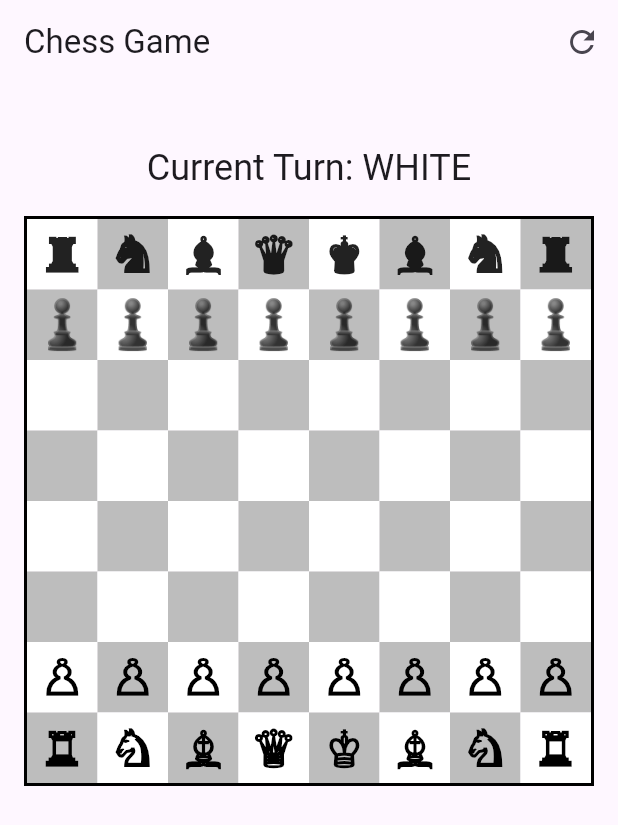
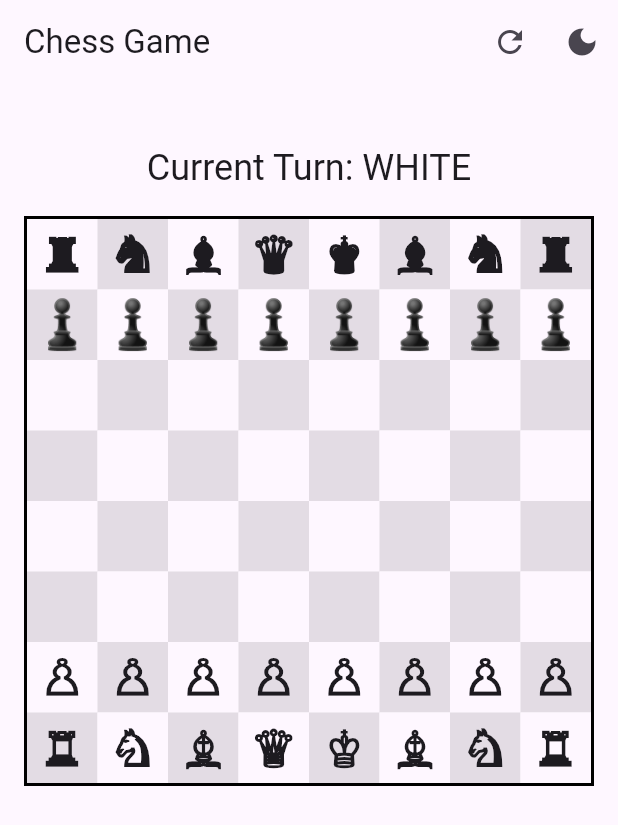
Before and after one commit to sufiyansakkeer/Chess, a Flutter app: the screen it shows after launch, on a phone screen of 412 x 824 dp. Shown: the top 825 px of the screen. Run offline on Flutter 3.47's test engine with Material 3 defaults, Android fonts, the phone set to English and light mode, and no system bars.

Commit message:
Implement theme provider and integrate theme switching in the chess app; update UI components for dynamic theming

```diff
--- a/lib/main.dart
+++ b/lib/main.dart
@@ -1,6 +1,8 @@
 import 'package:flutter/material.dart';
-import 'package:logging/logging.dart'; // Import logging package
+import 'package:logging/logging.dart';
+import 'package:provider/provider.dart';
 import 'presentation/pages/game_page.dart';
+import 'presentation/providers/theme_provider.dart';
 
 final GlobalKey<NavigatorState> navigatorKey = GlobalKey<NavigatorState>();
 
@@ -14,7 +16,12 @@ void main() {
     );
   });
 
-  runApp(const ChessApp());
+  runApp(
+    ChangeNotifierProvider(
+      create: (context) => ThemeProvider(),
+      child: const ChessApp(),
+    ),
+  );
 }
 
 class ChessApp extends StatelessWidget {
@@ -22,11 +29,23 @@ class ChessApp extends StatelessWidget {
 
   @override
   Widget build(BuildContext context) {
-    return MaterialApp(
-      navigatorKey: navigatorKey,
-      title: 'Chess Game',
-      theme: ThemeData(primarySwatch: Colors.blue),
-      home: const GamePage(),
+    return Consumer<ThemeProvider>(
+      builder: (context, themeProvider, _) {
+        return MaterialApp(
+          navigatorKey: navigatorKey,
+          title: 'Chess Game',
+          theme: ThemeData(
+            primarySwatch: Colors.blue,
+            brightness: Brightness.light,
+          ),
+          darkTheme: ThemeData(
+            primarySwatch: Colors.blue,
+            brightness: Brightness.dark,
+          ),
+          themeMode: themeProvider.themeMode,
+          home: const GamePage(),
+        );
+      },
     );
   }
 }
--- a/lib/presentation/pages/game_page.dart
+++ b/lib/presentation/pages/game_page.dart
@@ -3,6 +3,7 @@ import 'package:provider/provider.dart';
 import '../../application/game_state_impl.dart';
 import '../presenters/game_presenter.dart';
 import '../widgets/chess_board.dart';
+import '../providers/theme_provider.dart';
 
 class GamePage extends StatelessWidget {
   const GamePage({super.key});
@@ -20,6 +21,17 @@ class GamePage extends StatelessWidget {
                   (context, presenter, _) => IconButton(
                     icon: const Icon(Icons.refresh),
                     onPressed: presenter.resetGame,
+                  ),
+            ),
+            Consumer<ThemeProvider>(
+              builder:
+                  (context, themeProvider, _) => IconButton(
+                    icon: Icon(
+                      themeProvider.themeMode == ThemeMode.light
+                          ? Icons.dark_mode
+                          : Icons.light_mode,
+                    ),
+                    onPressed: themeProvider.toggleTheme,
                   ),
             ),
           ],
--- /dev/null
+++ b/lib/presentation/providers/theme_provider.dart
@@ -0,0 +1,14 @@
+import 'package:flutter/material.dart';
+
+class ThemeProvider extends ChangeNotifier {
+  ThemeMode _themeMode = ThemeMode.light;
+
+  ThemeMode get themeMode => _themeMode;
+
+  void toggleTheme() {
+    _themeMode =
+        _themeMode == ThemeMode.light ? ThemeMode.dark : ThemeMode.light;
+    print('Theme toggled to: $_themeMode');
+    notifyListeners();
+  }
+}
--- a/lib/presentation/widgets/chess_board.dart
+++ b/lib/presentation/widgets/chess_board.dart
@@ -35,6 +35,7 @@ class ChessBoard extends StatelessWidget {
                       children: [
                         Container(
                           color: _getSquareColor(
+                            context,
                             row,
                             col,
                             isSelected,
@@ -47,7 +48,8 @@ class ChessBoard extends StatelessWidget {
                             curve: Curves.easeInOut,
                             child: Center(child: ChessPiece(piece: piece)),
                           ),
-                        if (isValidMove) _buildMoveIndicator(piece != null),
+                        if (isValidMove)
+                          _buildMoveIndicator(context, piece != null),
                       ],
                     ),
                   );
@@ -58,17 +60,27 @@ class ChessBoard extends StatelessWidget {
     );
   }
 
-  Color _getSquareColor(int row, int col, bool isSelected, bool isValidMove) {
+  Color _getSquareColor(
+    BuildContext context,
+    int row,
+    int col,
+    bool isSelected,
+    bool isValidMove,
+  ) {
     if (isSelected) {
       return Colors.blue.withAlpha(128);
     }
     if (isValidMove) {
       return Colors.green.withAlpha(77);
     }
-    return ((row + col) % 2 == 0) ? Colors.white : Colors.grey.shade400;
+
+    final theme = Theme.of(context);
+    return ((row + col) % 2 == 0)
+        ? theme.colorScheme.surface
+        : theme.colorScheme.onSurface.withOpacity(0.12);
   }
 
-  Widget _buildMoveIndicator(bool isCapture) {
+  Widget _buildMoveIndicator(BuildContext context, bool isCapture) {
     return Center(
       child: Container(
         width: isCapture ? 40 : 20,
--- a/lib/presentation/widgets/chess_piece.dart
+++ b/lib/presentation/widgets/chess_piece.dart
@@ -16,7 +16,9 @@ class ChessPiece extends StatelessWidget {
         style: TextStyle(
           fontSize: 32,
           color:
-              piece.color == PieceColor.white ? Colors.black : Colors.black87,
+              piece.color == PieceColor.white
+                  ? Theme.of(context).colorScheme.onSurface
+                  : Theme.of(context).colorScheme.onSurface,
           fontWeight: FontWeight.bold,
         ),
       ),
```
